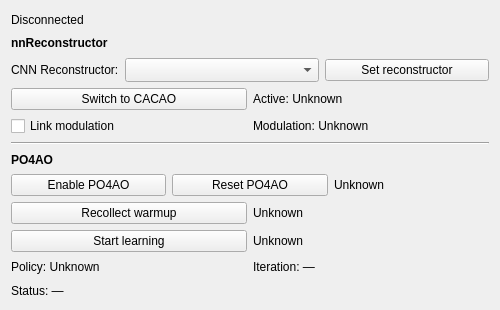
Old version of the form gui/widgets/learningCtrl/learningCtrl.ui in the repository magao-x/MagAOX.
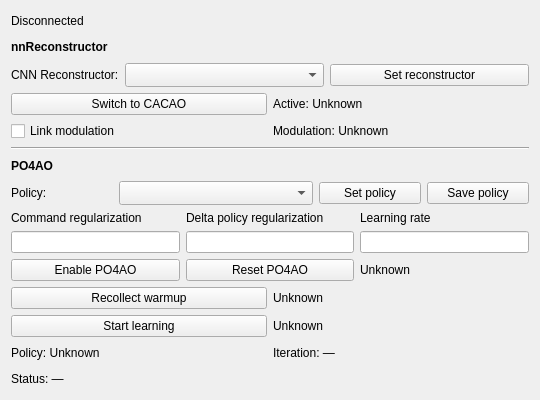
New version of the form. Custom widgets are drawn as their Qt base class.

Commit message:
Add PO4AO parameter controls and saved model pairs
Co-authored by  GPT-6

```diff
--- a/gui/widgets/learningCtrl/learningCtrl.ui
+++ b/gui/widgets/learningCtrl/learningCtrl.ui
@@ -6,8 +6,8 @@
       <rect>
         <x>0</x>
         <y>0</y>
-        <width>500</width>
-        <height>310</height>
+        <width>540</width>
+        <height>400</height>
       </rect>
     </property>
     <property name="windowTitle">
@@ -160,6 +160,33 @@
           <property name="textFormat"><enum>Qt::PlainText</enum></property>
         </widget>
       </item>
+      <item>
+        <layout class="QHBoxLayout" name="layoutSavedPolicy">
+          <item><widget class="QLabel" name="labelSavedPolicy"><property name="text"><string>Policy:</string></property></widget></item>
+          <item><widget class="QComboBox" name="comboPolicy">
+            <property name="sizeAdjustPolicy"><enum>QComboBox::AdjustToMinimumContentsLengthWithIcon</enum></property>
+            <property name="minimumContentsLength"><number>18</number></property>
+          </widget></item>
+          <item><widget class="QPushButton" name="buttonSetPolicy"><property name="text"><string>Set policy</string></property></widget></item>
+          <item><widget class="QPushButton" name="buttonSavePolicy"><property name="text"><string>Save policy</string></property></widget></item>
+        </layout>
+      </item>
+      <item>
+        <layout class="QHBoxLayout" name="layoutParameters">
+          <item><layout class="QVBoxLayout" name="layoutCommandRegularization">
+            <item><widget class="QLabel" name="labelCommandRegularization"><property name="text"><string>Command regularization</string></property><property name="wordWrap"><bool>true</bool></property></widget></item>
+            <item><widget class="xqt::statusLineEdit" name="entryCommandRegularization"/></item>
+          </layout></item>
+          <item><layout class="QVBoxLayout" name="layoutDeltaRegularization">
+            <item><widget class="QLabel" name="labelDeltaRegularization"><property name="text"><string>Delta policy regularization</string></property><property name="wordWrap"><bool>true</bool></property></widget></item>
+            <item><widget class="xqt::statusLineEdit" name="entryDeltaRegularization"/></item>
+          </layout></item>
+          <item><layout class="QVBoxLayout" name="layoutLearningRate">
+            <item><widget class="QLabel" name="labelLearningRate"><property name="text"><string>Learning rate</string></property><property name="wordWrap"><bool>true</bool></property></widget></item>
+            <item><widget class="xqt::statusLineEdit" name="entryLearningRate"/></item>
+          </layout></item>
+        </layout>
+      </item>
       <item>
         <layout class="QHBoxLayout" name="layoutPO4AO">
           <item>
@@ -321,6 +348,7 @@
     </layout>
   </widget>
   <customwidgets>
+    <customwidget><class>xqt::statusLineEdit</class><extends>QLineEdit</extends><header>../xWidgets/statusLineEdit.hpp</header></customwidget>
     <customwidget>
       <class>xqt::statusLabel</class>
       <extends>QLabel</extends>
```
The commit also changes 18 other files.
